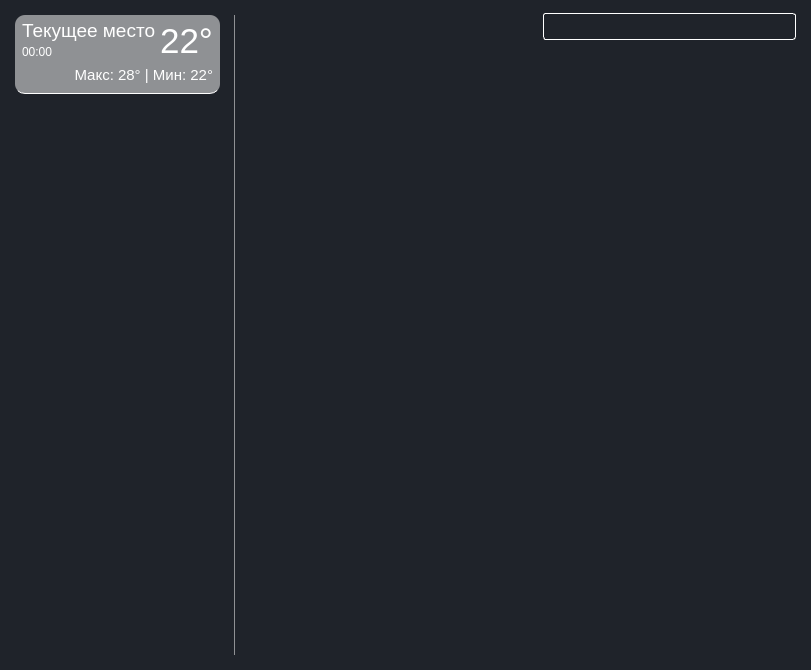
This is weather.ui in ZaharChernenko/weather_forecast as Qt 5 draws it before an edit. The edited form follows.
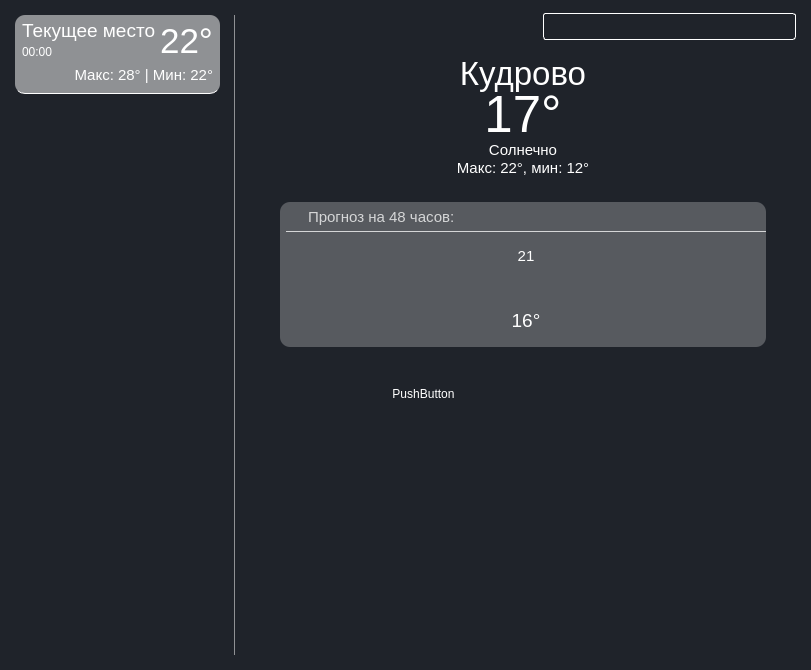
This is the edited form. Icons and pictures are not drawn.

```diff
--- a/weather.ui
+++ b/weather.ui
@@ -660,13 +660,488 @@
             </widget>
            </item>
            <item>
-            <widget class="QWidget" name="widget_2" native="true">
+            <widget class="QWidget" name="main_page_widget" native="true">
              <property name="sizePolicy">
               <sizepolicy hsizetype="Preferred" vsizetype="Expanding">
                <horstretch>0</horstretch>
                <verstretch>0</verstretch>
               </sizepolicy>
              </property>
+             <layout class="QVBoxLayout" name="main_page_vlayout">
+              <property name="spacing">
+               <number>0</number>
+              </property>
+              <property name="leftMargin">
+               <number>45</number>
+              </property>
+              <property name="topMargin">
+               <number>0</number>
+              </property>
+              <property name="rightMargin">
+               <number>45</number>
+              </property>
+              <property name="bottomMargin">
+               <number>0</number>
+              </property>
+              <item>
+               <widget class="QLabel" name="city_label">
+                <property name="sizePolicy">
+                 <sizepolicy hsizetype="Expanding" vsizetype="Fixed">
+                  <horstretch>0</horstretch>
+                  <verstretch>0</verstretch>
+                 </sizepolicy>
+                </property>
+                <property name="minimumSize">
+                 <size>
+                  <width>0</width>
+                  <height>38</height>
+                 </size>
+                </property>
+                <property name="maximumSize">
+                 <size>
+                  <width>16777215</width>
+                  <height>38</height>
+                 </size>
+                </property>
+                <property name="font">
+                 <font>
+                  <pointsize>25</pointsize>
+                 </font>
+                </property>
+                <property name="text">
+                 <string>Кудрово</string>
+                </property>
+                <property name="alignment">
+                 <set>Qt::AlignCenter</set>
+                </property>
+               </widget>
+              </item>
+              <item>
+               <widget class="QLabel" name="temp_label">
+                <property name="maximumSize">
+                 <size>
+                  <width>16777215</width>
+                  <height>44</height>
+                 </size>
+                </property>
+                <property name="font">
+                 <font>
+                  <pointsize>38</pointsize>
+                 </font>
+                </property>
+                <property name="text">
+                 <string>17°</string>
+                </property>
+                <property name="alignment">
+                 <set>Qt::AlignCenter</set>
+                </property>
+               </widget>
+              </item>
+              <item>
+               <widget class="QLabel" name="weather_label">
+                <property name="minimumSize">
+                 <size>
+                  <width>0</width>
+                  <height>23</height>
+                 </size>
+                </property>
+                <property name="maximumSize">
+                 <size>
+                  <width>16777215</width>
+                  <height>23</height>
+                 </size>
+                </property>
+                <property name="font">
+                 <font>
+                  <pointsize>11</pointsize>
+                 </font>
+                </property>
+                <property name="text">
+                 <string>Солнечно</string>
+                </property>
+                <property name="alignment">
+                 <set>Qt::AlignBottom|Qt::AlignHCenter</set>
+                </property>
+               </widget>
+              </item>
+              <item>
+               <widget class="QLabel" name="max_min_temp_label">
+                <property name="sizePolicy">
+                 <sizepolicy hsizetype="Preferred" vsizetype="Fixed">
+                  <horstretch>0</horstretch>
+                  <verstretch>0</verstretch>
+                 </sizepolicy>
+                </property>
+                <property name="minimumSize">
+                 <size>
+                  <width>0</width>
+                  <height>18</height>
+                 </size>
+                </property>
+                <property name="maximumSize">
+                 <size>
+                  <width>16777215</width>
+                  <height>18</height>
+                 </size>
+                </property>
+                <property name="font">
+                 <font>
+                  <pointsize>11</pointsize>
+                 </font>
+                </property>
+                <property name="text">
+                 <string>Макс: 22°, мин: 12°</string>
+                </property>
+                <property name="alignment">
+                 <set>Qt::AlignCenter</set>
+                </property>
+               </widget>
+              </item>
+              <item>
+               <spacer name="verticalSpacer_2">
+                <property name="orientation">
+                 <enum>Qt::Vertical</enum>
+                </property>
+                <property name="sizeType">
+                 <enum>QSizePolicy::Fixed</enum>
+                </property>
+                <property name="sizeHint" stdset="0">
+                 <size>
+                  <width>20</width>
+                  <height>25</height>
+                 </size>
+                </property>
+               </spacer>
+              </item>
+              <item>
+               <widget class="QWidget" name="hourly_widget" native="true">
+                <property name="sizePolicy">
+                 <sizepolicy hsizetype="Expanding" vsizetype="Expanding">
+                  <horstretch>0</horstretch>
+                  <verstretch>0</verstretch>
+                 </sizepolicy>
+                </property>
+                <property name="minimumSize">
+                 <size>
+                  <width>0</width>
+                  <height>145</height>
+                 </size>
+                </property>
+                <property name="maximumSize">
+                 <size>
+                  <width>16777215</width>
+                  <height>145</height>
+                 </size>
+                </property>
+                <property name="font">
+                 <font>
+                  <pointsize>1</pointsize>
+                 </font>
+                </property>
+                <property name="styleSheet">
+                 <string notr="true">#hourly_widget{
+	background: rgba(255, 255, 255, 64);
+	border-radius: 10px;
+}</string>
+                </property>
+                <layout class="QVBoxLayout" name="hourly_vlayout">
+                 <property name="leftMargin">
+                  <number>6</number>
+                 </property>
+                 <property name="topMargin">
+                  <number>0</number>
+                 </property>
+                 <property name="rightMargin">
+                  <number>0</number>
+                 </property>
+                 <property name="bottomMargin">
+                  <number>0</number>
+                 </property>
+                 <item>
+                  <widget class="QFrame" name="hourly_frame">
+                   <property name="minimumSize">
+                    <size>
+                     <width>0</width>
+                     <height>30</height>
+                    </size>
+                   </property>
+                   <property name="maximumSize">
+                    <size>
+                     <width>16777215</width>
+                     <height>30</height>
+                    </size>
+                   </property>
+                   <property name="styleSheet">
+                    <string notr="true">#hourly_frame{
+	border-bottom: 1px solid #d5d6d7;
+}</string>
+                   </property>
+                   <property name="frameShape">
+                    <enum>QFrame::StyledPanel</enum>
+                   </property>
+                   <property name="frameShadow">
+                    <enum>QFrame::Raised</enum>
+                   </property>
+                   <layout class="QHBoxLayout" name="hourly_frame_hlayout">
+                    <property name="spacing">
+                     <number>7</number>
+                    </property>
+                    <property name="leftMargin">
+                     <number>0</number>
+                    </property>
+                    <property name="topMargin">
+                     <number>0</number>
+                    </property>
+                    <property name="rightMargin">
+                     <number>0</number>
+                    </property>
+                    <property name="bottomMargin">
+                     <number>0</number>
+                    </property>
+                    <item>
+                     <widget class="QLabel" name="hourly_icon_label">
+                      <property name="sizePolicy">
+                       <sizepolicy hsizetype="Fixed" vsizetype="Fixed">
+                        <horstretch>0</horstretch>
+                        <verstretch>0</verstretch>
+                       </sizepolicy>
+                      </property>
+                      <property name="minimumSize">
+                       <size>
+                        <width>15</width>
+                        <height>15</height>
+                       </size>
+                      </property>
+                      <property name="maximumSize">
+                       <size>
+                        <width>15</width>
+                        <height>15</height>
+                       </size>
+                      </property>
+                      <property name="text">
+                       <string/>
+                      </property>
+                      <property name="pixmap">
+                       <pixmap>icons/hour_icon.svg</pixmap>
+                      </property>
+                      <property name="scaledContents">
+                       <bool>true</bool>
+                      </property>
+                     </widget>
+                    </item>
+                    <item>
+                     <widget class="QLabel" name="hourly_label">
+                      <property name="font">
+                       <font>
+                        <pointsize>11</pointsize>
+                       </font>
+                      </property>
+                      <property name="styleSheet">
+                       <string notr="true">color: #d5d6d7;</string>
+                      </property>
+                      <property name="text">
+                       <string>Прогноз на 48 часов:</string>
+                      </property>
+                     </widget>
+                    </item>
+                   </layout>
+                  </widget>
+                 </item>
+                 <item>
+                  <widget class="QScrollArea" name="hourly_scroll_area">
+                   <property name="verticalScrollBarPolicy">
+                    <enum>Qt::ScrollBarAlwaysOff</enum>
+                   </property>
+                   <property name="horizontalScrollBarPolicy">
+                    <enum>Qt::ScrollBarAlwaysOff</enum>
+                   </property>
+                   <property name="widgetResizable">
+                    <bool>true</bool>
+                   </property>
+                   <widget class="QWidget" name="hourly_scroll_area_widget">
+                    <property name="geometry">
+                     <rect>
+                      <x>0</x>
+                      <y>0</y>
+                      <width>480</width>
+                      <height>109</height>
+                     </rect>
+                    </property>
+                    <layout class="QHBoxLayout" name="hourly_scroll_area_hlayout">
+                     <property name="spacing">
+                      <number>2</number>
+                     </property>
+                     <property name="leftMargin">
+                      <number>0</number>
+                     </property>
+                     <property name="topMargin">
+                      <number>0</number>
+                     </property>
+                     <property name="rightMargin">
+                      <number>0</number>
+                     </property>
+                     <item>
+                      <widget class="QFrame" name="hourly_elem_frame">
+                       <property name="minimumSize">
+                        <size>
+                         <width>58</width>
+                         <height>90</height>
+                        </size>
+                       </property>
+                       <property name="maximumSize">
+                        <size>
+                         <width>58</width>
+                         <height>90</height>
+                        </size>
+                       </property>
+                       <property name="frameShape">
+                        <enum>QFrame::StyledPanel</enum>
+                       </property>
+                       <property name="frameShadow">
+                        <enum>QFrame::Raised</enum>
+                       </property>
+                       <layout class="QVBoxLayout" name="verticalLayout">
+                        <property name="spacing">
+                         <number>0</number>
+                        </property>
+                        <property name="leftMargin">
+                         <number>0</number>
+                        </property>
+                        <property name="topMargin">
+                         <number>0</number>
+                        </property>
+                        <property name="rightMargin">
+                         <number>0</number>
+                        </property>
+                        <property name="bottomMargin">
+                         <number>0</number>
+                        </property>
+                        <item>
+                         <widget class="QLabel" name="hourly_time_label">
+                          <property name="font">
+                           <font>
+                            <pointsize>11</pointsize>
+                           </font>
+                          </property>
+                          <property name="text">
+                           <string>21</string>
+                          </property>
+                          <property name="alignment">
+                           <set>Qt::AlignCenter</set>
+                          </property>
+                         </widget>
+                        </item>
+                        <item alignment="Qt::AlignHCenter">
+                         <widget class="QLabel" name="hourly_weather_label">
+                          <property name="sizePolicy">
+                           <sizepolicy hsizetype="Fixed" vsizetype="Fixed">
+                            <horstretch>0</horstretch>
+                            <verstretch>0</verstretch>
+                           </sizepolicy>
+                          </property>
+                          <property name="minimumSize">
+                           <size>
+                            <width>40</width>
+                            <height>40</height>
+                           </size>
+                          </property>
+                          <property name="maximumSize">
+                           <size>
+                            <width>40</width>
+                            <height>40</height>
+                           </size>
+                          </property>
+                          <property name="font">
+                           <font>
+                            <pointsize>11</pointsize>
+                           </font>
+                          </property>
+                          <property name="text">
+                           <string/>
+                          </property>
+                          <property name="pixmap">
+                           <pixmap>icons/01n.png</pixmap>
+                          </property>
+                          <property name="scaledContents">
+                           <bool>true</bool>
+                          </property>
+                          <property name="alignment">
+                           <set>Qt::AlignCenter</set>
+                          </property>
+                         </widget>
+                        </item>
+                        <item>
+                         <widget class="QLabel" name="hourly_temp_label">
+                          <property name="font">
+                           <font>
+                            <pointsize>14</pointsize>
+                           </font>
+                          </property>
+                          <property name="text">
+                           <string>16°</string>
+                          </property>
+                          <property name="alignment">
+                           <set>Qt::AlignCenter</set>
+                          </property>
+                         </widget>
+                        </item>
+                       </layout>
+                      </widget>
+                     </item>
+                    </layout>
+                   </widget>
+                  </widget>
+                 </item>
+                </layout>
+               </widget>
+              </item>
+              <item>
+               <widget class="QWidget" name="widget_2" native="true">
+                <property name="minimumSize">
+                 <size>
+                  <width>0</width>
+                  <height>50</height>
+                 </size>
+                </property>
+                <widget class="QWidget" name="widget_3" native="true">
+                 <property name="geometry">
+                  <rect>
+                   <x>100</x>
+                   <y>40</y>
+                   <width>87</width>
+                   <height>106</height>
+                  </rect>
+                 </property>
+                 <layout class="QVBoxLayout" name="verticalLayout_2">
+                  <item>
+                   <widget class="QPushButton" name="pushButton_3">
+                    <property name="text">
+                     <string>PushButton</string>
+                    </property>
+                   </widget>
+                  </item>
+                  <item>
+                   <widget class="QScrollArea" name="scrollArea_2">
+                    <property name="widgetResizable">
+                     <bool>true</bool>
+                    </property>
+                    <widget class="QWidget" name="scrollAreaWidgetContents_2">
+                     <property name="geometry">
+                      <rect>
+                       <x>0</x>
+                       <y>0</y>
+                       <width>69</width>
+                       <height>69</height>
+                      </rect>
+                     </property>
+                    </widget>
+                   </widget>
+                  </item>
+                 </layout>
+                </widget>
+               </widget>
+              </item>
+             </layout>
             </widget>
            </item>
           </layout>
```
